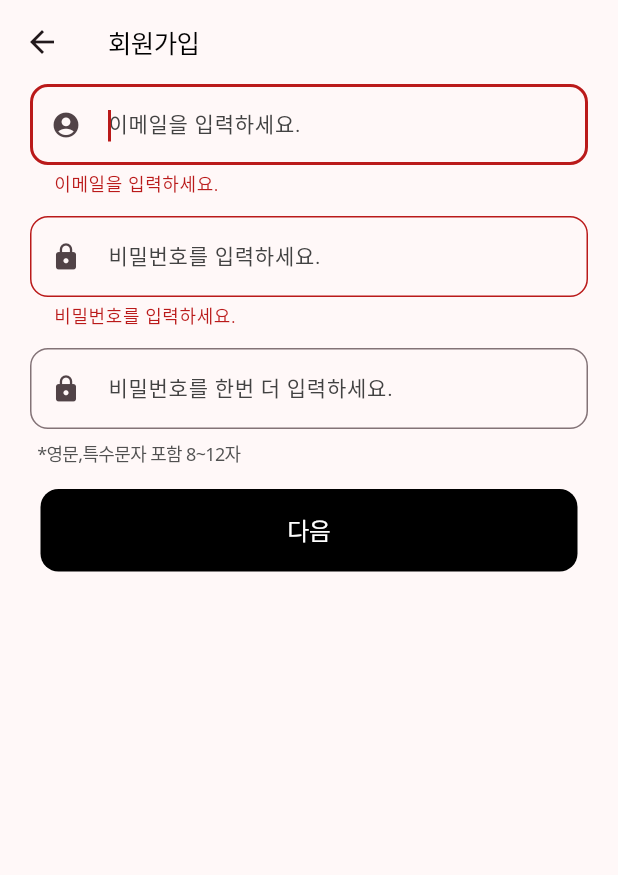
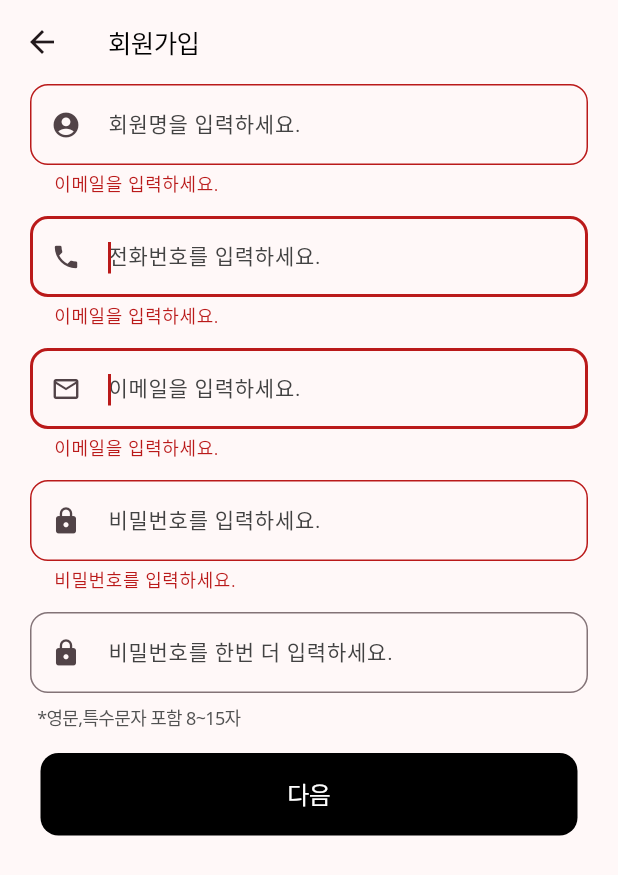
Before and after one commit to iikkkkyy/band-community, a Flutter app: the SignUpScreen screen opened by its route, after a tap on "다음", on a phone screen of 412 x 824 dp. Shown: the top 875 px of the screen. Run offline on Flutter 3.47's test engine with Material 3 defaults, Android fonts, the phone set to English and light mode, and no system bars; our stand-ins replace firebase_auth, firebase_storage, flutter_svg, get_it, go_router, image_cropper and 2 more; accounts and stored records are empty; Roboto replaces fonts that are missing (Noto Sans); project files that could hold a hidden picture were left out.

Commit message:
feat: 회원가입 페이지 회원명 / 번호 추가

```diff
--- a/lib/presentation/signup/signup_screen.dart
+++ b/lib/presentation/signup/signup_screen.dart
@@ -13,11 +13,15 @@ class SignUpScreen extends StatefulWidget {
 }
 
 class _SignUpScreenState extends State<SignUpScreen> {
+  final _nameTextController = TextEditingController();
   final _idTextController = TextEditingController();
   final _passWordTextController = TextEditingController();
   final _rePassWordTextController = TextEditingController();
+  final _phoneNumberTextController = TextEditingController();
+  final FocusNode _nameFocus = FocusNode();
   final FocusNode _emailFocus = FocusNode();
   final FocusNode _passwordFocus = FocusNode();
+  final FocusNode _phoneFocus = FocusNode();
 
   @override
   Widget build(BuildContext context) {
@@ -42,6 +46,45 @@ class _SignUpScreenState extends State<SignUpScreen> {
         child: Column(
           mainAxisAlignment: MainAxisAlignment.start,
           children: [
+            // UserName
+            Container(
+              padding: const EdgeInsets.symmetric(horizontal: 20),
+              child: TextFormField(
+                focusNode: _nameFocus,
+                keyboardType: TextInputType.text,
+                key: const ValueKey(3),
+                validator: (value) =>
+                    CheckValidate().validateEmail(_emailFocus, value!),
+                controller: _nameTextController,
+                cursorColor: Colors.grey.shade600,
+                style: const TextStyle(fontSize: 14),
+                decoration: InputDecoration(
+                  prefixIcon: const Icon(
+                    Icons.account_circle,
+                    size: 20,
+                  ),
+                  focusColor: Colors.black,
+                  hoverColor: Colors.black,
+                  focusedBorder: OutlineInputBorder(
+                    borderRadius: BorderRadius.circular(12),
+                  ),
+                  border: OutlineInputBorder(
+                    borderRadius: BorderRadius.circular(12),
+                  ),
+                  hintStyle: TextStyle(color: Colors.grey[800], fontSize: 14),
+                  hintText: '회원명을 입력하세요.',
+                ),
+                onSaved: (value) {
+                  viewModel.userEmail = value!;
+                },
+                onChanged: (value) {
+                  viewModel.userEmail = value;
+                },
+              ),
+            ),
+            const SizedBox(
+              height: 13,
+            ),
             Container(
               padding: const EdgeInsets.symmetric(horizontal: 20),
               child: TextFormField(
@@ -58,7 +101,48 @@ class _SignUpScreenState extends State<SignUpScreen> {
                 style: const TextStyle(fontSize: 14),
                 decoration: InputDecoration(
                   prefixIcon: const Icon(
-                    Icons.account_circle,
+                    Icons.phone,
+                    size: 20,
+                  ),
+                  focusColor: Colors.black,
+                  hoverColor: Colors.black,
+                  focusedBorder: OutlineInputBorder(
+                    borderRadius: BorderRadius.circular(12),
+                  ),
+                  border: OutlineInputBorder(
+                    borderRadius: BorderRadius.circular(12),
+                  ),
+                  hintStyle: TextStyle(color: Colors.grey[800], fontSize: 14),
+                  hintText: '전화번호를 입력하세요.',
+                ),
+                onSaved: (value) {
+                  viewModel.userEmail = value!;
+                },
+                onChanged: (value) {
+                  viewModel.userEmail = value;
+                },
+              ),
+            ),
+            const SizedBox(
+              height: 13,
+            ),
+            Container(
+              padding: const EdgeInsets.symmetric(horizontal: 20),
+              child: TextFormField(
+                focusNode: _emailFocus,
+                keyboardType: TextInputType.emailAddress,
+                key: const ValueKey(1),
+                // validator: (value) {
+                //   return idValidation(value!);
+                // },
+                validator: (value) =>
+                    CheckValidate().validateEmail(_emailFocus, value!),
+                controller: _idTextController,
+                cursorColor: Colors.grey.shade600,
+                style: const TextStyle(fontSize: 14),
+                decoration: InputDecoration(
+                  prefixIcon: const Icon(
+                    Icons.email_outlined,
                     size: 20,
                   ),
                   focusColor: Colors.black,
@@ -163,7 +247,7 @@ class _SignUpScreenState extends State<SignUpScreen> {
                 mainAxisAlignment: MainAxisAlignment.start,
                 children: [
                   Text(
-                    '*영문,특수문자 포함 8~12자',
+                    '*영문,특수문자 포함 8~15자',
                     style: TextStyle(
                       color: Color(0xFF515151),
                       fontSize: 12,
@@ -184,10 +268,26 @@ class _SignUpScreenState extends State<SignUpScreen> {
                 bool isValid = viewModel.tryValidation();
                 if (isValid) {
                   try {
-                    await viewModel.authentication
-                        .createUserWithEmailAndPassword(
-                            email: viewModel.userEmail,
-                            password: viewModel.userPassword);
+                    await viewModel.authentication.auth.signUp(
+                      email: viewModel.userEmail,
+                      password: viewModel.userPassword,
+                      data: {
+                        'display_name': '',
+                        'user_name': '',
+                        'phone': '',
+                      },
+                    );
+                    print('회원가입 성공');
+                    // 로그인을 해야될까?
+                    // await viewModel.authentication.auth.signUp(
+                    //     email: viewModel.userEmail,
+                    //     password: viewModel.userPassword,
+                    //     data: {
+                    //       'display_name': '',
+                    //       'user_name': '',
+                    //       'phone': '',
+                    //     });
+                    print('로그인 성공');
                     context.go('/profile');
                   } catch (e) {
                     ScaffoldMessenger.of(context).showSnackBar(SnackBar(
```
